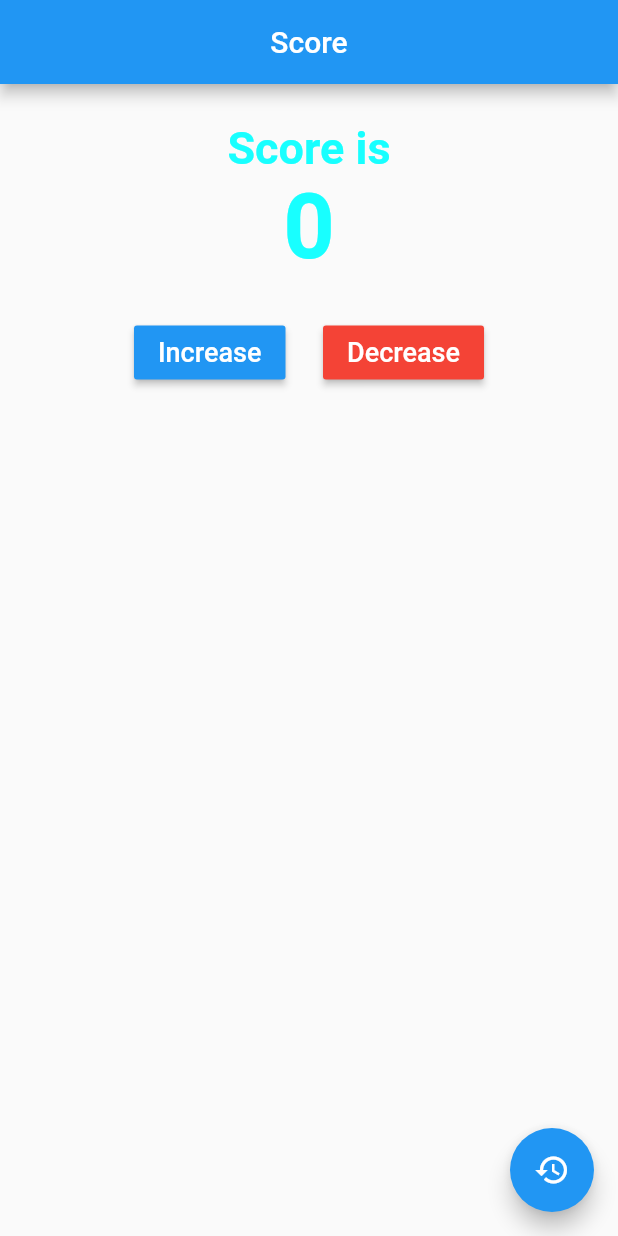
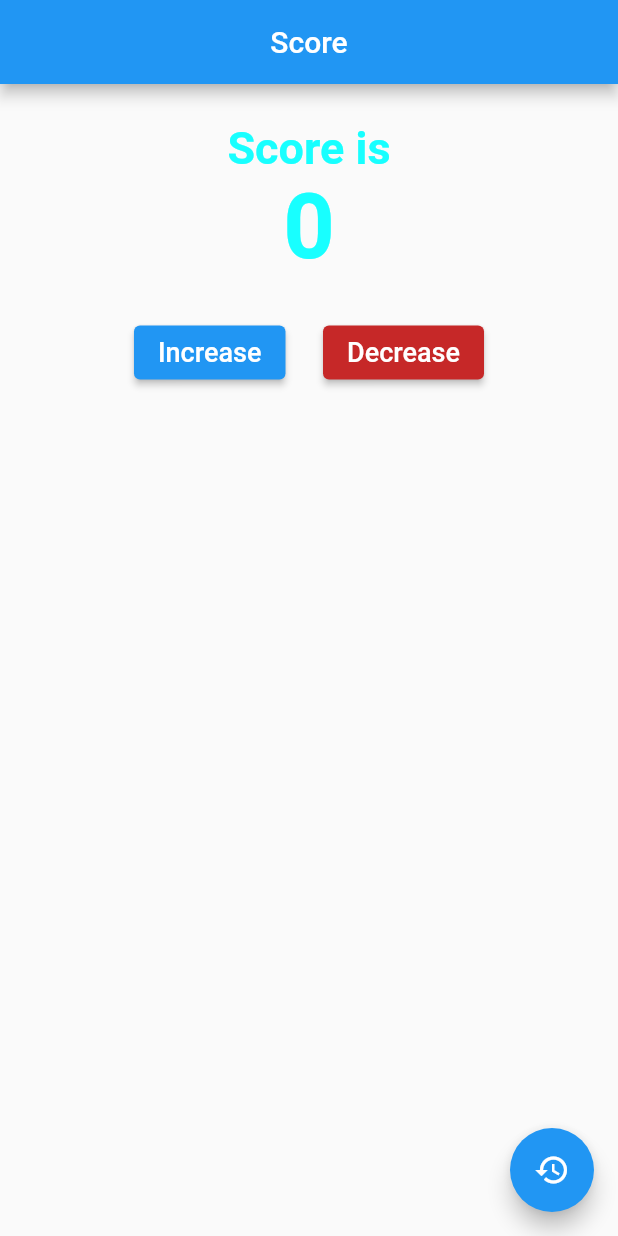
Before and after one commit to ghimireprakaash/ScoreChanger_FlutterProject1, a Flutter app: the screen it shows after launch, on a phone screen of 412 x 824 dp. Run offline on Flutter 3.47's test engine with Material 2 defaults, Android fonts, the phone set to English and light mode, and no system bars.

Commit message:
modified button type

```diff
--- a/lib/main.dart
+++ b/lib/main.dart
@@ -86,8 +86,7 @@ class _ScoreHomeState extends State<ScoreHome> {
             mainAxisAlignment:
                 MainAxisAlignment.center, //aligns the buttons horizontally
             children: [
-              RaisedButton(
-                color: Colors.blue,
+              ElevatedButton(
                 child: const Text(
                   "Increase",
                   style: TextStyle(
@@ -99,13 +98,15 @@ class _ScoreHomeState extends State<ScoreHome> {
               const SizedBox(
                 width: 25,
               ),
-              RaisedButton(
-                color: Colors.red,
+              ElevatedButton(
                 child: const Text(
                   "Decrease",
                   style: TextStyle(
                       color: Colors.white,
                   fontSize: 18),
+                ),
+                style: ElevatedButton.styleFrom(
+                  primary: Colors.red.shade800
                 ),
                 onPressed: decreaseNumber,
               ),
```
